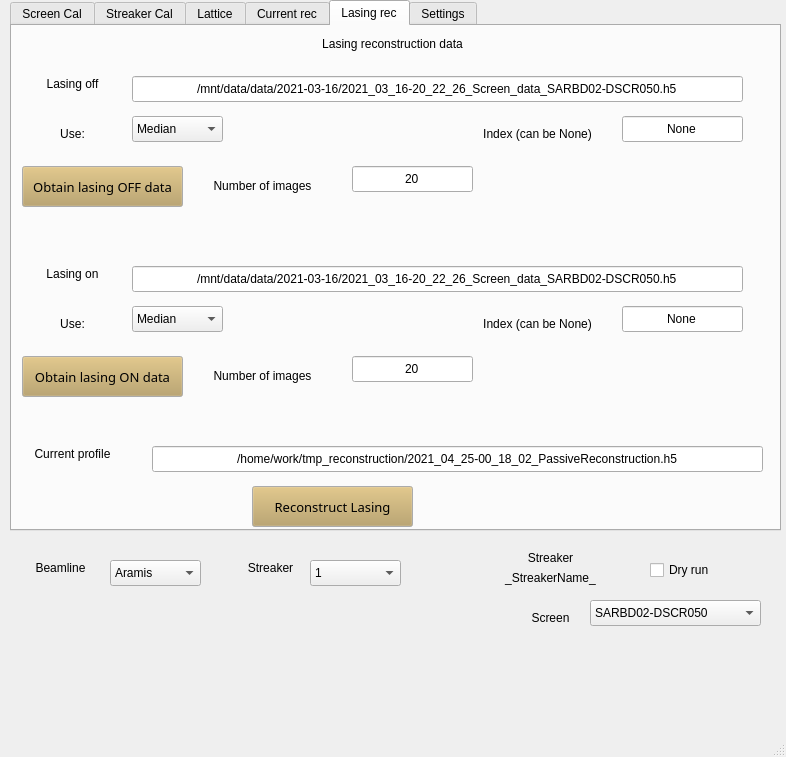
Before: the Qt Designer form GUI.ui in pdijksta/WakefieldAnalysis, drawn with Qt 5.
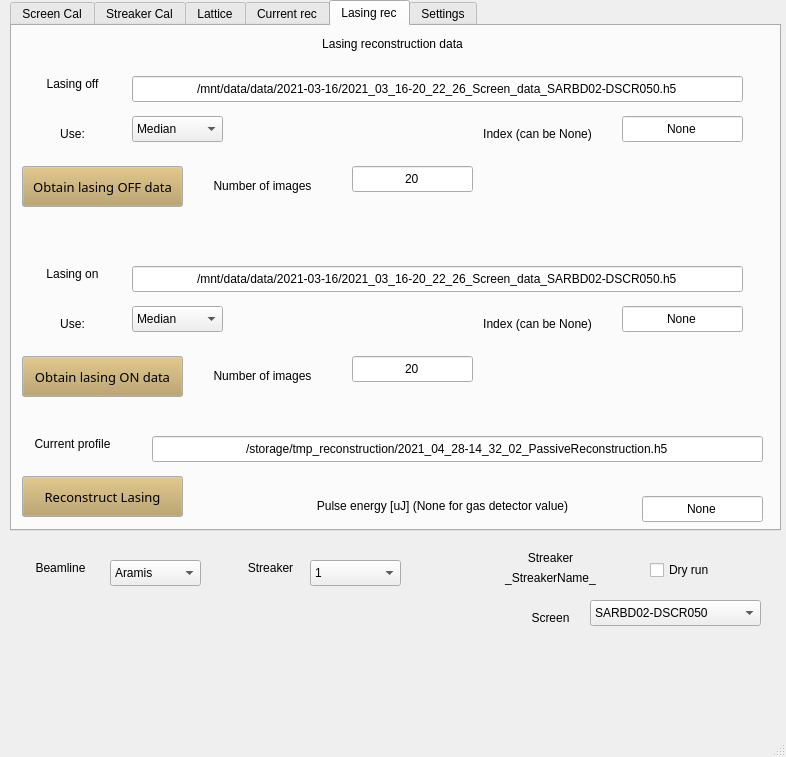
After: the same form once the commit is applied.

Diff of the .ui file:
```diff
--- a/GUI.ui
+++ b/GUI.ui
@@ -2242,8 +2242,8 @@
      <widget class="QPushButton" name="ReconstructLasing">
       <property name="geometry">
        <rect>
-        <x>240</x>
-        <y>460</y>
+        <x>10</x>
+        <y>450</y>
         <width>161</width>
         <height>41</height>
        </rect>
@@ -2299,7 +2299,7 @@
       <property name="geometry">
        <rect>
         <x>10</x>
-        <y>420</y>
+        <y>410</y>
         <width>101</width>
         <height>16</height>
        </rect>
@@ -2315,13 +2315,45 @@
       <property name="geometry">
        <rect>
         <x>140</x>
-        <y>420</y>
+        <y>410</y>
         <width>611</width>
         <height>26</height>
        </rect>
       </property>
       <property name="text">
-       <string>/home/work/tmp_reconstruction/2021_04_25-00_18_02_PassiveReconstruction.h5</string>
+       <string>/storage/tmp_reconstruction/2021_04_28-14_32_02_PassiveReconstruction.h5</string>
+      </property>
+      <property name="alignment">
+       <set>Qt::AlignCenter</set>
+      </property>
+     </widget>
+     <widget class="QLineEdit" name="LasingEnergyInput">
+      <property name="geometry">
+       <rect>
+        <x>630</x>
+        <y>470</y>
+        <width>121</width>
+        <height>26</height>
+       </rect>
+      </property>
+      <property name="text">
+       <string>None</string>
+      </property>
+      <property name="alignment">
+       <set>Qt::AlignCenter</set>
+      </property>
+     </widget>
+     <widget class="QLabel" name="label_72">
+      <property name="geometry">
+       <rect>
+        <x>290</x>
+        <y>470</y>
+        <width>281</width>
+        <height>20</height>
+       </rect>
+      </property>
+      <property name="text">
+       <string>Pulse energy [uJ] (None for gas detector value)</string>
       </property>
       <property name="alignment">
        <set>Qt::AlignCenter</set>
```
Left out of the diff: 14 changed lines with no effect on the pictures.
